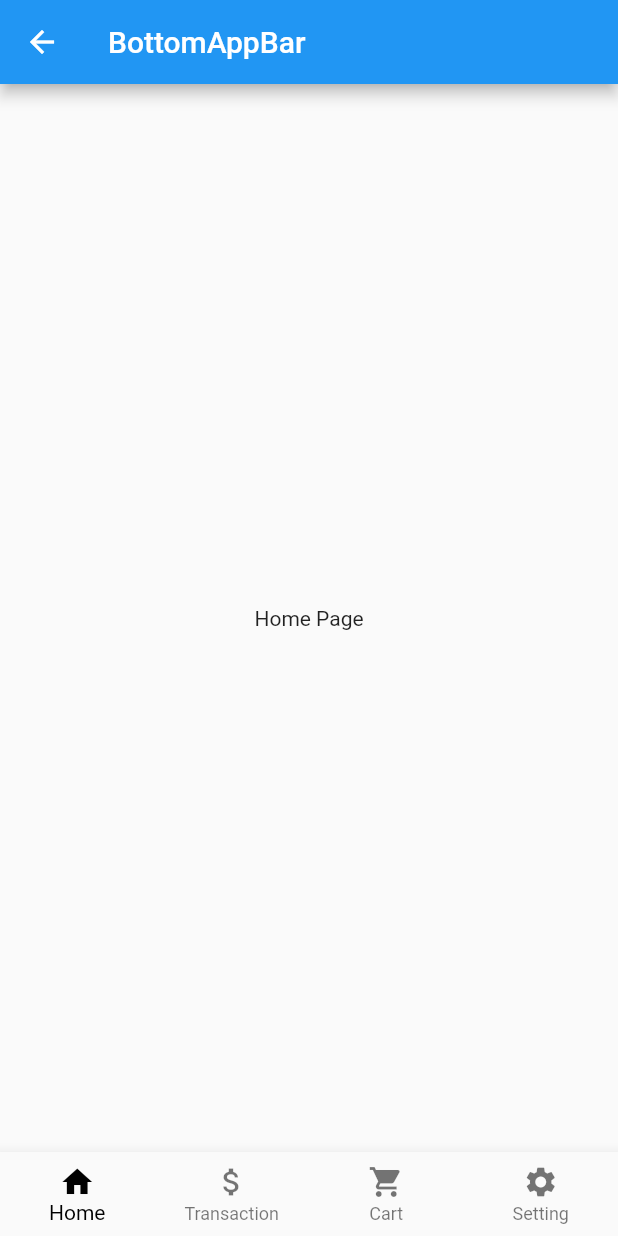
After one commit to bakhtiararifinid/flutter-widgets, a Flutter app: the MaterialDesignPage screen opened by its route, after a tap on "BottomNavigationBar", on a phone screen of 412 x 824 dp. The commit adds this screen. Run offline on Flutter 3.47's test engine with Material 2 defaults, Android fonts, the phone set to English and light mode, and no system bars.

Commit message:
bottom navigation bar

```diff
--- a/lib/src/App.dart
+++ b/lib/src/App.dart
@@ -1,5 +1,6 @@
 import 'package:flutter/material.dart';
 import 'package:flutter_widgets/src/pages/appbar_page.dart';
+import 'package:flutter_widgets/src/pages/bottom_navigation_bar_page.dart';
 import 'package:flutter_widgets/src/pages/home.dart';
 import 'package:flutter_widgets/src/pages/material_page.dart';
 import 'package:flutter_widgets/src/pages/scaffold_page.dart';
@@ -17,6 +18,7 @@ class App extends StatelessWidget {
         '/material-design': (context) => MaterialDesignPage(),
         '/scaffold': (context) => ScaffoldPage(),
         '/appbar': (context) => AppBarPage(),
+        '/bottom-navigation-bar': (context) => BottomNavigationBarPage(),
       },
     );
   }
--- /dev/null
+++ b/lib/src/pages/bottom_navigation_bar_page.dart
@@ -0,0 +1,61 @@
+import 'package:flutter/material.dart';
+
+class BottomNavigationBarPage extends StatefulWidget {
+  @override
+  _BottomNavigationBarPageState createState() =>
+      _BottomNavigationBarPageState();
+}
+
+class _BottomNavigationBarPageState extends State<BottomNavigationBarPage> {
+  int _selectedIndex = 0;
+
+  void _incrementTab(index) {
+    setState(() {
+      _selectedIndex = index;
+    });
+  }
+
+  static const _widgetOptions = <Widget>[
+    Text(
+      'Home Page',
+    ),
+    Text(
+      'Transaction Page',
+    ),
+    Text(
+      'Cart Page',
+    ),
+    Text(
+      'Setting Page',
+    ),
+  ];
+
+  @override
+  Widget build(BuildContext context) {
+    return Scaffold(
+        appBar: AppBar(
+          title: Text('BottomAppBar'),
+        ),
+        body: Center(
+          child: _widgetOptions.elementAt(_selectedIndex),
+        ),
+        bottomNavigationBar: BottomNavigationBar(
+          selectedItemColor: Colors.black,
+          currentIndex: _selectedIndex,
+          type: BottomNavigationBarType.fixed,
+          items: [
+            BottomNavigationBarItem(
+                icon: Icon(Icons.home), title: Text('Home')),
+            BottomNavigationBarItem(
+                icon: Icon(Icons.attach_money), title: Text('Transaction')),
+            BottomNavigationBarItem(
+                icon: Icon(Icons.shopping_cart), title: Text('Cart')),
+            BottomNavigationBarItem(
+                icon: Icon(Icons.settings), title: Text('Setting'))
+          ],
+          onTap: (index) {
+            _incrementTab(index);
+          },
+        ));
+  }
+}
--- a/lib/src/pages/material_page.dart
+++ b/lib/src/pages/material_page.dart
@@ -17,7 +17,11 @@ class MaterialDesignPage extends StatelessWidget{
             ListTile(
               title: Text('AppBar'),
               onTap: () => Navigator.of(context).pushNamed('/appbar'),
-            )
+            ),
+            ListTile(
+              title: Text('BottomNavigationBar'),
+              onTap: () => Navigator.of(context).pushNamed('/bottom-navigation-bar'),
+            ),
           ],
         ),
       ),
```
